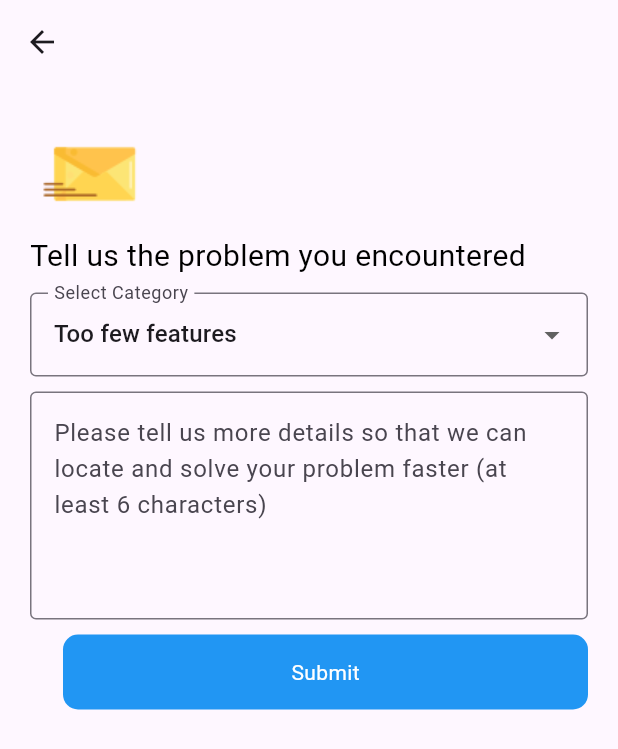
After one commit to Dilshan189/Flutter_pdfviwerProject, a Flutter app: the featureRequset screen opened directly, on a phone screen of 412 x 824 dp. The commit adds this screen. Shown: the top 749 px of the screen. Run offline on Flutter 3.47's test engine with Material 3 defaults, Android fonts, the phone set to English and light mode, and no system bars; our stand-ins replace share.

Commit message:
submit button added

```diff
--- /dev/null
+++ b/lib/bottom/featureRequset.dart
@@ -0,0 +1,114 @@
+import 'package:flutter/cupertino.dart';
+import 'package:flutter/material.dart';
+
+class featureRequset extends StatefulWidget {
+  const featureRequset({Key? key}) : super(key: key);
+
+  @override
+  State<featureRequset> createState() => _FeatureRequestScreenState();
+}
+
+class _FeatureRequestScreenState extends State<featureRequset> {
+
+  final String _imagePath = 'assets/images/image.png';
+  int _selectedCategory = 0;
+  final List<String> _categories = [
+    'Too few features',
+    'File open failed',
+    'Slow responses',
+    'Crashes & Bugs',
+    'Others'
+  ]; // List of category options
+
+
+  @override
+  Widget build(BuildContext context) {
+    return Scaffold(
+      appBar: AppBar(),
+
+      body: SingleChildScrollView( // Ensures scrollable content if needed
+        padding: const EdgeInsets.all(20.0),
+        child: Column(
+          crossAxisAlignment: CrossAxisAlignment.start,
+          children: [
+            Row(
+              children: [
+                Center(
+                  child: Image.asset(
+                    _imagePath,
+                    width: 80,
+                    height:80,
+                  ),
+                ),
+
+              ],
+            ),
+
+            const Text(
+              'Tell us the problem you encountered',
+              style: TextStyle(fontSize: 20.0 ,color: Colors.black),
+            ),
+
+            const SizedBox(height: 10.0),
+            DropdownButtonFormField<String>(
+              value: _categories[_selectedCategory],
+              items: _categories.map((String category) {
+                return DropdownMenuItem<String>(
+                  value: category,
+                  child: Text(category),
+                );
+
+              }).toList(),
+              onChanged: (String? newCategory) {
+                setState(() {
+                  _selectedCategory = _categories.indexOf(newCategory!);
+                });
+
+              },
+
+              decoration: const InputDecoration(
+                border: OutlineInputBorder(),
+                labelText: 'Select Category',
+              ),
+            ),
+
+            const SizedBox(height: 10.0),
+
+
+            const TextField(
+              keyboardType: TextInputType.multiline,
+              minLines: 5,
+              maxLines: 55,
+              decoration: InputDecoration(
+                border: OutlineInputBorder(),
+                hintText: 'Please tell us more details so that we can locate and solve your problem faster (at least 6 characters)',
+              ),
+            ),
+
+            const SizedBox(height: 10.0),
+
+              Row(
+                mainAxisAlignment: MainAxisAlignment.end,
+                children: [
+                  Container(
+                    width: 350.0,
+                    height: 50.0,
+                    decoration: BoxDecoration(
+                      color: Colors.blue,
+                      borderRadius: BorderRadius.circular(10.0),
+                    ),
+                    child: const Center(
+                      child: Text(
+                          'Submit',
+                      style: TextStyle(color: Colors.white),),
+                    ),
+                  ),
+                ],
+              ),
+
+          ],
+        ),
+      ),
+    );
+  }
+}
--- a/lib/homepage/myhome_page.dart
+++ b/lib/homepage/myhome_page.dart
@@ -4,6 +4,7 @@ import 'package:share/share.dart';
 
 import '../bottom/FeedbackPage.dart';
 import '../bottom/SecurityQuestionPage.dart';
+import '../bottom/featureRequset.dart';
 import '../notifier/notifiers.dart';
 import '../test_page/favorite.dart';
 import '../test_page/recent.dart';
@@ -93,8 +94,11 @@ class _MyHomePageState extends State<MyHomePage> {
 
 
 
-
-            SwitchListTile(
+        GestureDetector(
+        onTap: () {
+          Navigator.pushNamed(context, '/securityQuestionPage');
+        },
+          child: SwitchListTile(
                 title: const Text('Security question',style: TextStyle(fontWeight: FontWeight.bold)),
                 secondary: const Icon(Icons.security_outlined,color: Colors.blue,),
                 value: isScreenKeptOn,
@@ -103,6 +107,7 @@ class _MyHomePageState extends State<MyHomePage> {
                     isScreenKeptOn = abl;
                   });
                 },
+              ),
             ),
 
 
@@ -132,7 +137,7 @@ class _MyHomePageState extends State<MyHomePage> {
               onTap: () {
                 Navigator.push(
                   context,
-                  MaterialPageRoute(builder: (context) => const SecurityQuestionPage()),
+                  MaterialPageRoute(builder: (context) => const featureRequset()),
                 );
               },
             ),
@@ -183,6 +188,7 @@ class _MyHomePageState extends State<MyHomePage> {
                               ),
                             ],
                           ),
+
                           const SizedBox(height: 10.0),
 
                           Row(
--- a/pubspec.yaml
+++ b/pubspec.yaml
@@ -62,8 +62,8 @@ flutter:
   uses-material-design: true
 
   # To add assets to your application, add an assets section, like this:
-  # assets:
-  #   - images/a_dot_burr.jpeg
+  assets:
+    - assets/images/image.png
   #   - images/a_dot_ham.jpeg
 
   # An image asset can refer to one or more resolution-specific "variants", see
```
Also changed, not shown: assets/images/image.png (added). Lines whose indentation alone changed are shown as unchanged.
